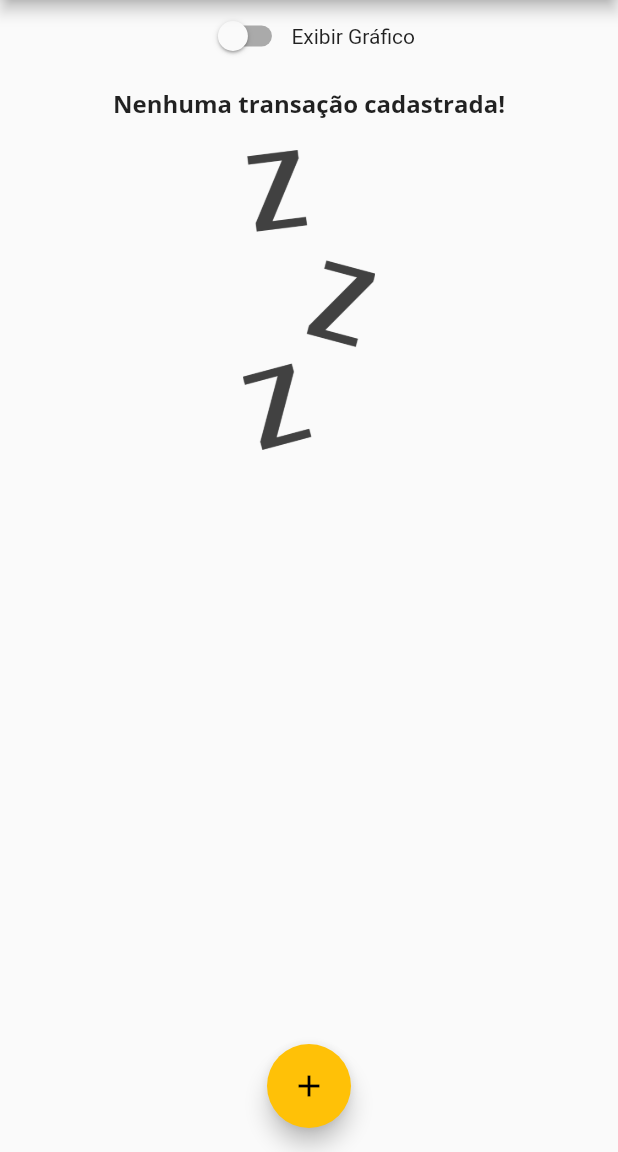
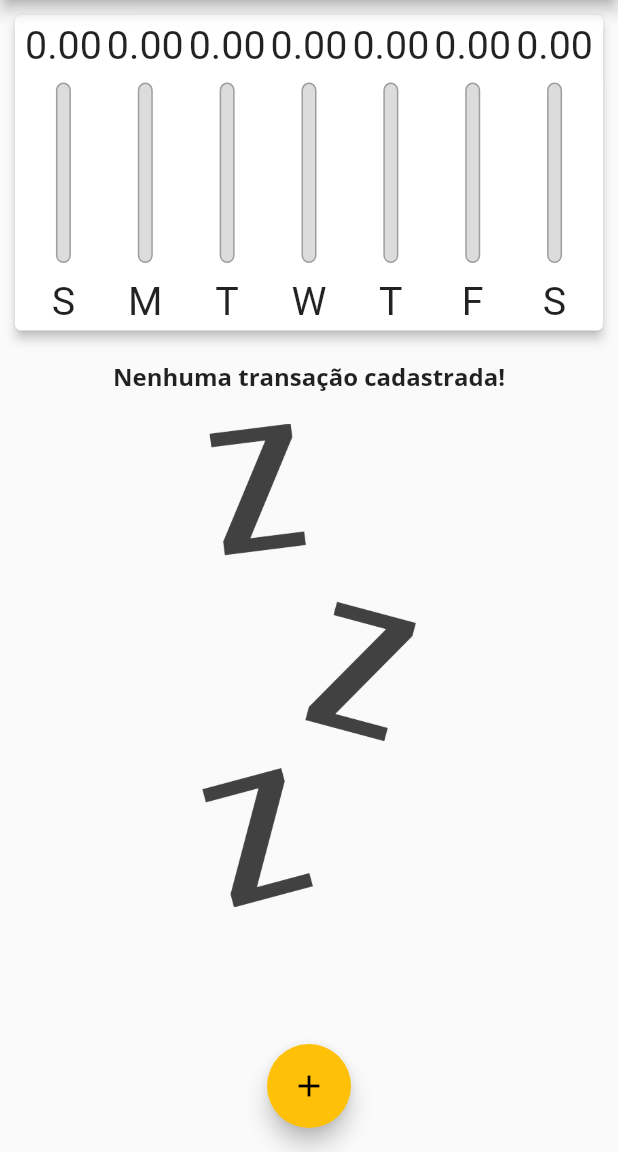
Before and after one commit to LRScudeletti/flutter-despesas, a Flutter app: the screen it shows after launch, on a phone screen of 412 x 824 dp, the part 84-1236 px from its top. Run offline on Flutter 3.47's test engine with Material 2 defaults, Android fonts, the phone set to English and light mode, and no system bars.

Commit message:
Ajustado app para funcionar no modo landscape

```diff
--- a/lib/components/transaction_list.dart
+++ b/lib/components/transaction_list.dart
@@ -11,22 +11,28 @@ class TransactionList extends StatelessWidget {
   @override
   Widget build(BuildContext context) {
     return transaction.isEmpty
-        ? Column(
+        ? LayoutBuilder(
+            builder: (ctx, constraints) {
+              return Column(
                 children: <Widget>[
-              SizedBox(height: 10),
+                  SizedBox(
+                    height: 10,
+                  ),
                   Text(
                     'Nenhuma transação cadastrada!',
                     style: Theme.of(context).textTheme.headline6,
                   ),
                   SizedBox(height: 20),
                   Container(
-                height: 200,
+                    height: constraints.maxHeight * 0.6,
                     child: Image.asset(
                       'assets/images/waiting.png',
                       fit: BoxFit.cover,
                     ),
                   )
                 ],
+              );
+            },
           )
         : ListView.builder(
             itemCount: transaction.length,
--- a/lib/main.dart
+++ b/lib/main.dart
@@ -88,6 +88,9 @@ class _MyHomePageState extends State<MyHomePage> {
 
   @override
   Widget build(BuildContext context) {
+    bool isLandscape =
+        MediaQuery.of(context).orientation == Orientation.landscape;
+
     final appBar = AppBar(
       title: Text(
         'Despesas Pessoais',
@@ -110,6 +113,7 @@ class _MyHomePageState extends State<MyHomePage> {
         child: Column(
           crossAxisAlignment: CrossAxisAlignment.stretch,
           children: <Widget>[
+            if (isLandscape)
               Row(
                 mainAxisAlignment: MainAxisAlignment.center,
                 children: [
@@ -123,15 +127,15 @@ class _MyHomePageState extends State<MyHomePage> {
                   Text("Exibir Gráfico"),
                 ],
               ),
-            if (_showChart)
+            if (_showChart || !isLandscape)
               Container(
                 width: double.infinity,
                 child: Container(
-                  height: availableHeight * 0.3,
+                  height: availableHeight * (isLandscape ? 0.7 : 0.3),
                   child: Chart(_recenteTransactions),
                 ),
-              )
-            else
+              ),
+            if (!_showChart || !isLandscape)
               Container(
                 height: availableHeight * 0.7,
                 child: TransactionList(_transactions, _removeTransaction),
```
Lines whose indentation alone changed are shown as unchanged.
